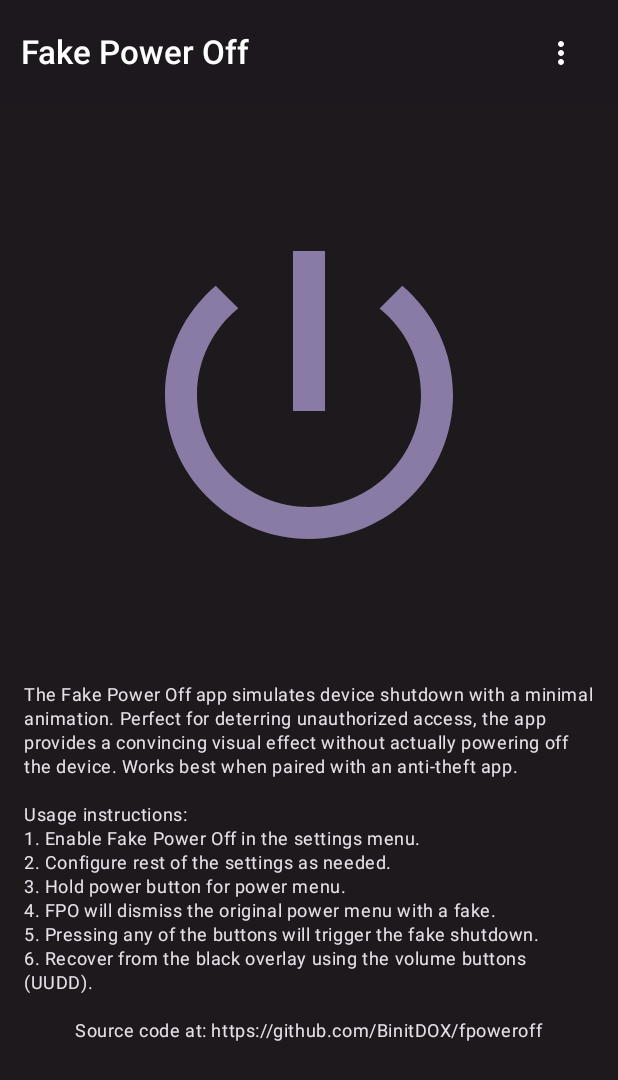
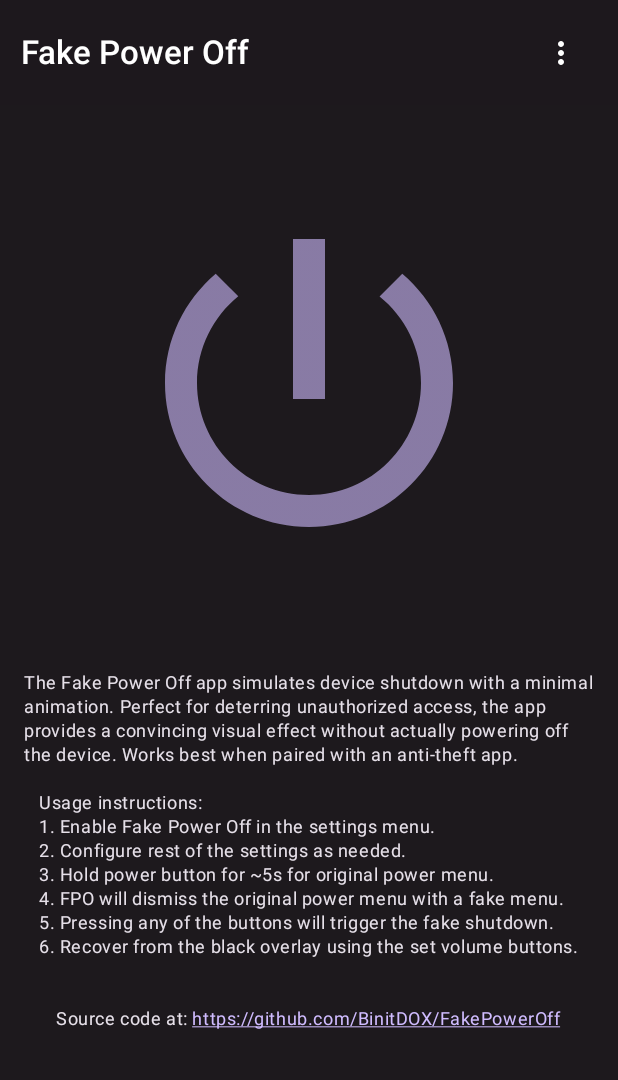
Before and after one commit to BinitDOX/FakePowerOff, an Android app built with Jetpack Compose: the screen it shows after launch (MainActivity), on a phone screen of 412 x 824 dp. Shown: the top 1080 px of the screen. Run offline under Robolectric (Android 15) with nearby library versions, the phone set to English and light mode, and no system bars; our stand-ins replace Dagger/Hilt's generated code, Timber, accompanist.

Commit message:
Small fix, QoL

```diff
--- a/app/src/main/java/com/dox/fpoweroff/service/event/PowerMenuOverrideEvent.kt
+++ b/app/src/main/java/com/dox/fpoweroff/service/event/PowerMenuOverrideEvent.kt
@@ -122,9 +122,9 @@ class PowerMenuOverrideEvent @Inject constructor(
             delay(3000L)
             vibrateDevice(context)
             lockDevice(performGlobalAction)
+            emptyDialog = showEmptyDialog(context)
             delay(2000L)
             showShutdownDialog.dismiss()
-            emptyDialog = showEmptyDialog(context)
         }
     }
 
@@ -181,14 +181,16 @@ class PowerMenuOverrideEvent @Inject constructor(
     }
 
     private fun vibrateDevice(context: Context) {
+        val vibrationDuration = 700L
+        val vibrationIntensity = 255
         if (Build.VERSION.SDK_INT >= Build.VERSION_CODES.S) {
             val vibratorManager = context.getSystemService(Context.VIBRATOR_MANAGER_SERVICE) as VibratorManager
             val vibrator = vibratorManager.defaultVibrator
-            vibrator.vibrate(VibrationEffect.createOneShot(700, VibrationEffect.DEFAULT_AMPLITUDE))
+            vibrator.vibrate(VibrationEffect.createOneShot(vibrationDuration, vibrationIntensity))
         } else {
             val vibrator = context.getSystemService(Context.VIBRATOR_SERVICE) as Vibrator
             if (vibrator.hasVibrator()) {
-                vibrator.vibrate(VibrationEffect.createOneShot(700, VibrationEffect.DEFAULT_AMPLITUDE))
+                vibrator.vibrate(VibrationEffect.createOneShot(vibrationDuration, vibrationIntensity))
             }
         }
     }
--- a/app/src/main/java/com/dox/fpoweroff/ui/screen/HomeScreen.kt
+++ b/app/src/main/java/com/dox/fpoweroff/ui/screen/HomeScreen.kt
@@ -1,6 +1,9 @@
 package com.dox.fpoweroff.ui.screen
 
+import android.content.Intent
+import android.net.Uri
 import androidx.compose.foundation.background
+import androidx.compose.foundation.clickable
 import androidx.compose.foundation.layout.Arrangement
 import androidx.compose.foundation.layout.Column
 import androidx.compose.foundation.layout.Spacer
@@ -19,7 +22,12 @@ import androidx.compose.material3.Text
 import androidx.compose.runtime.Composable
 import androidx.compose.ui.Alignment
 import androidx.compose.ui.Modifier
+import androidx.compose.ui.platform.LocalContext
 import androidx.compose.ui.res.stringResource
+import androidx.compose.ui.text.SpanStyle
+import androidx.compose.ui.text.buildAnnotatedString
+import androidx.compose.ui.text.style.TextDecoration
+import androidx.compose.ui.text.withStyle
 import androidx.compose.ui.unit.dp
 import androidx.navigation.NavController
 import com.dox.fpoweroff.ui.component.TopBar
@@ -27,7 +35,6 @@ import com.dox.fpoweroff.R
 
 @Composable
 fun HomeScreen(navController: NavController) {
-    val internalFieldSpacing = 8.dp
     val interFieldSpacing = 16.dp
 
     Scaffold(
@@ -73,39 +80,34 @@ fun HomeScreen(navController: NavController) {
 
                 Spacer(modifier = Modifier.height(interFieldSpacing))
 
-                Text(
-                    text = "Source code at: https://github.com/BinitDOX/fpoweroff",
-                    style = MaterialTheme.typography.bodySmall
-                )
-
-                /*Row {
-                    Icon(
-                        imageVector = Icons.Outlined.DoDisturb,
-                        contentDescription = "Accessibility Permission",
-                        tint = MaterialTheme.colorScheme.primary
-                    )
-                    Spacer(modifier = Modifier.width(internalFieldSpacing))
-                    Text(
-                        text = "Accessibility Permission",
-                        style = MaterialTheme.typography.bodySmall
-                    )
-                }
-
-                Spacer(modifier = Modifier.height(interFieldSpacing))
-
-                Row {
-                    Icon(
-                        imageVector = Icons.Outlined.DoDisturb,
-                        contentDescription = "DND Permission",
-                        tint = MaterialTheme.colorScheme.primary
-                    )
-                    Spacer(modifier = Modifier.width(internalFieldSpacing))
-                    Text(
-                        text = "Accessibility Permission",
-                        style = MaterialTheme.typography.bodySmall
-                    )
-                }*/
+                SourceCodeLink()
             }
         }
     }
 }
+
+@Composable
+fun SourceCodeLink() {
+    val context = LocalContext.current
+    val url = "https://github.com/BinitDOX/FakePowerOff"
+
+    val annotatedString = buildAnnotatedString {
+        append("Source code at: ")
+        pushStringAnnotation(tag = "URL", annotation = url)
+        withStyle(style = SpanStyle(color = MaterialTheme.colorScheme.primary, textDecoration = TextDecoration.Underline)) {
+            append(url)
+        }
+        pop()
+    }
+
+    Column(modifier = Modifier.padding(16.dp)) {
+        Text(
+            text = annotatedString,
+            style = MaterialTheme.typography.bodySmall,
+            modifier = Modifier.clickable {
+                val intent = Intent(Intent.ACTION_VIEW, Uri.parse(url))
+                context.startActivity(intent)
+            }
+        )
+    }
+}
--- a/app/src/main/res/values/strings.xml
+++ b/app/src/main/res/values/strings.xml
@@ -23,7 +23,7 @@
     <string name="setting_desc_power_off_dismiss_sequence">
         After the fake power off is completed, the device will be blocked by an empty black screen.
         Dismiss the screen using custom sequential volume button presses.
-        The sequence must only include 'U' for volume up and 'D' for volume down.</string>
+        The sequence must only include \'U\' for volume up and \'D\' for volume down.</string>
     <string name="setting_desc_enable_dnd_mode">
         If enabled, this setting will put the device into DND mode during the fake
         power off sequence. Please customize the DND mode from the android settings.</string>
@@ -32,10 +32,10 @@
     <string name="text_instructions">Usage instructions:
         \n1. Enable Fake Power Off in the settings menu.
         \n2. Configure rest of the settings as needed.
-        \n3. Hold power button for power menu.
-        \n4. FPO will dismiss the original power menu with a fake.
+        \n3. Hold power button for ~5s for original power menu.
+        \n4. FPO will dismiss the original power menu with a fake menu.
         \n5. Pressing any of the buttons will trigger the fake shutdown.
-        \n6. Recover from the black overlay using the volume buttons (UUDD).</string>
+        \n6. Recover from the black overlay using the set volume buttons.</string>
     <string name="text_about">The Fake Power Off app simulates device shutdown with a minimal animation.
         Perfect for deterring unauthorized access, the app provides a convincing visual effect without actually powering off the device.
         Works best when paired with an anti-theft app.</string>
```
